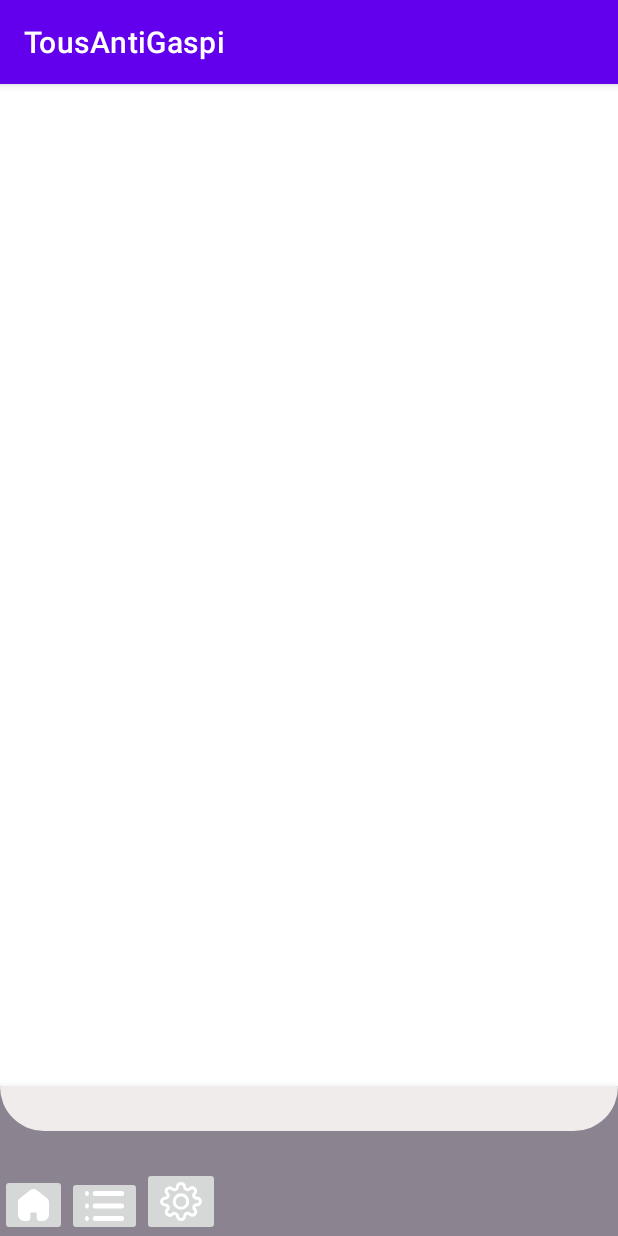
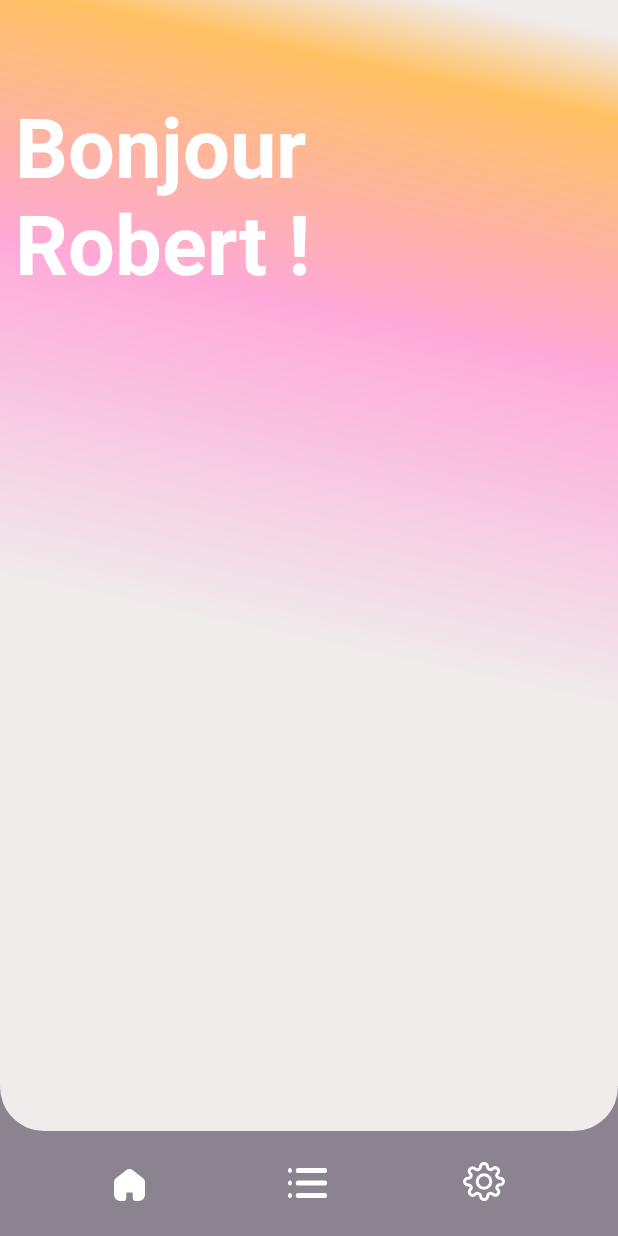
Before and after one commit to CorentinRuiz/TousAntiGaspi, an Android app: the screen it shows after launch (MainActivity), on a phone screen of 412 x 824 dp. Run offline under Robolectric (Android 15) with nearby library versions, the phone set to English and light mode, and no system bars.

Commit message:
Create the structure for the application

```diff
--- a/app/build.gradle
+++ b/app/build.gradle
@@ -32,6 +32,7 @@
     implementation 'androidx.appcompat:appcompat:1.4.1'
     implementation 'com.google.android.material:material:1.5.0'
     implementation 'androidx.constraintlayout:constraintlayout:2.1.3'
+    implementation 'androidx.legacy:legacy-support-v4:1.0.0'
     testImplementation 'junit:junit:4.+'
     androidTestImplementation 'androidx.test.ext:junit:1.1.3'
     androidTestImplementation 'androidx.test.espresso:espresso-core:3.4.0'
--- a/app/src/main/AndroidManifest.xml
+++ b/app/src/main/AndroidManifest.xml
@@ -10,7 +10,7 @@
         android:supportsRtl="true"
         android:theme="@style/Theme.TousAntiGaspi">
         <activity
-            android:name=".MainActivity"
+            android:name=".activity.MainActivity"
             android:exported="true">
             <intent-filter>
                 <action android:name="android.intent.action.MAIN" />
--- /dev/null
+++ b/app/src/main/java/edu/poly/tousantigaspi/activity/MainActivity.java
@@ -0,0 +1,72 @@
+package edu.poly.tousantigaspi.activity;
+
+import androidx.appcompat.app.AppCompatActivity;
+import androidx.fragment.app.Fragment;
+import androidx.fragment.app.FragmentManager;
+
+import android.os.Bundle;
+import android.text.SpannableString;
+import android.text.style.UnderlineSpan;
+import android.view.MenuItem;
+
+import com.google.android.material.bottomnavigation.BottomNavigationView;
+
+import edu.poly.tousantigaspi.R;
+import edu.poly.tousantigaspi.fragment.ListFragment;
+import edu.poly.tousantigaspi.fragment.MainFragment;
+import edu.poly.tousantigaspi.fragment.SettingsFragment;
+
+public class MainActivity extends AppCompatActivity {
+
+
+    Fragment fragment ;
+
+    protected void onCreate(Bundle savedInstanceState) {
+        super.onCreate(savedInstanceState);
+        setContentView(R.layout.activity_main);
+
+        FragmentManager fragmentManager = getSupportFragmentManager();
+
+       findViewById(R.id.HomeItem).setOnClickListener(click ->{
+           fragment = new MainFragment();
+
+           fragmentManager
+                   .beginTransaction()
+                   .replace(R.id.fragment_container,fragment)
+                   .commit();
+       });
+
+        findViewById(R.id.ListItem).setOnClickListener(click ->{
+            fragment = new ListFragment();
+            fragmentManager
+                    .beginTransaction()
+                    .replace(R.id.fragment_container,fragment)
+                    .commit();
+        });
+
+        findViewById(R.id.SettingsItem).setOnClickListener(click ->{
+            fragment = new SettingsFragment();
+            fragmentManager
+                    .beginTransaction()
+                    .replace(R.id.fragment_container,fragment)
+                    .commit();
+        });
+
+
+        fragment  = new MainFragment();
+
+        if (savedInstanceState == null) {
+           getSupportFragmentManager()
+                   .beginTransaction()
+                   .add(R.id.fragment_container, fragment, "fragment_name")
+                   .commit();
+        }
+
+    }
+
+    private void underlineMenuItem(MenuItem item) {
+        SpannableString content = new SpannableString(item.getTitle());
+        content.setSpan(new UnderlineSpan(), 0, content.length(), 0);
+        item.setTitle(content);
+    }
+}
--- /dev/null
+++ b/app/src/main/java/edu/poly/tousantigaspi/fragment/MainFragment.java
@@ -0,0 +1,66 @@
+package edu.poly.tousantigaspi.fragment;
+
+import android.os.Bundle;
+
+import androidx.fragment.app.Fragment;
+
+import android.view.LayoutInflater;
+import android.view.View;
+import android.view.ViewGroup;
+
+import edu.poly.tousantigaspi.R;
+
+/**
+ * A simple {@link Fragment} subclass.
+ * Use the {@link MainFragment#newInstance} factory method to
+ * create an instance of this fragment.
+ */
+public class MainFragment extends Fragment {
+
+    // TODO: Rename parameter arguments, choose names that match
+    // the fragment initialization parameters, e.g. ARG_ITEM_NUMBER
+    private static final String ARG_PARAM1 = "param1";
+    private static final String ARG_PARAM2 = "param2";
+
+    // TODO: Rename and change types of parameters
+    private String mParam1;
+    private String mParam2;
+
+    public MainFragment() {
+        // Required empty public constructor
+    }
+
+    /**
+     * Use this factory method to create a new instance of
+     * this fragment using the provided parameters.
+     *
+     * @param param1 Parameter 1.
+     * @param param2 Parameter 2.
+     * @return A new instance of fragment MainFragment.
+     */
+    // TODO: Rename and change types and number of parameters
+    public static MainFragment newInstance(String param1, String param2) {
+        MainFragment fragment = new MainFragment();
+        Bundle args = new Bundle();
+        args.putString(ARG_PARAM1, param1);
+        args.putString(ARG_PARAM2, param2);
+        fragment.setArguments(args);
+        return fragment;
+    }
+
+    @Override
+    public void onCreate(Bundle savedInstanceState) {
+        super.onCreate(savedInstanceState);
+        if (getArguments() != null) {
+            mParam1 = getArguments().getString(ARG_PARAM1);
+            mParam2 = getArguments().getString(ARG_PARAM2);
+        }
+    }
+
+    @Override
+    public View onCreateView(LayoutInflater inflater, ViewGroup container,
+                             Bundle savedInstanceState) {
+        // Inflate the layout for this fragment
+        return inflater.inflate(R.layout.fragment_main, container, false);
+    }
+}
--- /dev/null
+++ b/app/src/main/res/drawable/colored_background.xml
@@ -0,0 +1,25 @@
+<vector xmlns:android="http://schemas.android.com/apk/res/android"
+    xmlns:aapt="http://schemas.android.com/aapt"
+    android:width="1170dp"
+    android:height="2532dp"
+    android:viewportWidth="1170"
+    android:viewportHeight="2532">
+  <path
+      android:pathData="M0,2532L1170,2532L1170,0L0,0Z"
+      android:fillType="evenOdd"
+      android:strokeColor="#00000000">
+    <aapt:attr name="android:fillColor">
+      <gradient
+          android:startY="2108.103"
+          android:startX="290.64926"
+          android:endY="82.365814"
+          android:endX="1070.0662"
+          android:type="linear">
+        <item android:offset="0" android:color="#00FFA9ED"/>
+        <item android:offset="0.505172" android:color="#FFFFA9D8"/>
+        <item android:offset="0.876894" android:color="#FFFFC163"/>
+        <item android:offset="1" android:color="#00FFFFFF"/>
+      </gradient>
+    </aapt:attr>
+  </path>
+</vector>
--- a/app/src/main/res/layout/activity_main.xml
+++ b/app/src/main/res/layout/activity_main.xml
@@ -4,44 +4,76 @@
     xmlns:tools="http://schemas.android.com/tools"
     android:layout_width="match_parent"
     android:layout_height="match_parent"
-    tools:context=".MainActivity">
+    tools:context=".activity.MainActivity">
+
+    <FrameLayout
+        android:id="@+id/fragment_container"
+        android:layout_width="0dp"
+        android:layout_height="0dp"
+        app:layout_constraintBottom_toTopOf="@id/BottomNavBar"
+        app:layout_constraintEnd_toEndOf="parent"
+        app:layout_constraintStart_toStartOf="parent"
+        app:layout_constraintTop_toTopOf="parent" />
 
     <com.google.android.material.bottomnavigation.BottomNavigationView
+        android:id="@+id/BottomNavBar"
+        app:elevation="0dp"
         android:layout_width="match_parent"
         android:layout_height="100dp"
         app:labelVisibilityMode="unlabeled"
         android:background="@drawable/inverse_rounded"
-        app:layout_constraintBottom_toBottomOf="parent"
-        >
+        app:layout_constraintBottom_toBottomOf="parent">
 
-        <LinearLayout
-        android:layout_width="match_parent"
-        android:layout_height="match_parent"
-            android:layout_gravity="">
-
-        <ImageButton
-            android:id="@+id/first_menu_item"
-            android:layout_width="wrap_content"
-            android:layout_height="wrap_content"
-            android:src="@drawable/ic_homeicon"
-            android:layout_gravity="bottom|center_horizontal"/>
-
-        <ImageButton
-            android:id="@+id/second_menu_item"
-            android:layout_width="wrap_content"
-            android:layout_height="wrap_content"
-            android:src="@drawable/ic_listicon"
-            android:layout_gravity="bottom|center_horizontal"/>
+        <androidx.constraintlayout.widget.ConstraintLayout
+            android:layout_width="match_parent"
+            android:layout_height="match_parent">
 
 
-        <ImageButton
-            android:id="@+id/third_menu_item"
-            android:layout_width="wrap_content"
-            android:layout_height="wrap_content"
-            android:src="@drawable/ic_icon_feather_settings"
-            android:layout_gravity="bottom" />
+            <ImageButton
+                android:id="@+id/HomeItem"
+                android:layout_width="wrap_content"
+                android:layout_height="wrap_content"
+                android:layout_gravity="bottom|center_horizontal"
+                android:layout_marginStart="76dp"
+                android:background="@null"
+                android:src="@drawable/ic_homeicon"
+                app:layout_constraintBottom_toBottomOf="parent"
+                app:layout_constraintEnd_toStartOf="@+id/ListItem"
+                app:layout_constraintHorizontal_bias="0.0"
+                app:layout_constraintStart_toStartOf="parent"
+                app:layout_constraintTop_toTopOf="parent"
+                app:layout_constraintVertical_bias="0.705" />
 
-    </LinearLayout></com.google.android.material.bottomnavigation.BottomNavigationView>
+            <ImageButton
+                android:id="@+id/ListItem"
+                android:layout_width="wrap_content"
+                android:layout_height="wrap_content"
+                android:layout_gravity="bottom|center_horizontal"
+                android:layout_marginStart="192dp"
+                android:background="@null"
+                android:src="@drawable/ic_listicon"
+                app:layout_constraintBottom_toBottomOf="parent"
+                app:layout_constraintStart_toStartOf="parent"
+                app:layout_constraintTop_toTopOf="parent"
+                app:layout_constraintVertical_bias="0.687" />
+
+            <ImageButton
+                android:id="@+id/SettingsItem"
+                android:layout_width="wrap_content"
+                android:layout_height="wrap_content"
+                android:layout_gravity="bottom"
+                android:layout_marginEnd="68dp"
+                android:background="@null"
+                android:src="@drawable/ic_icon_feather_settings"
+                app:layout_constraintBottom_toBottomOf="parent"
+                app:layout_constraintEnd_toEndOf="parent"
+                app:layout_constraintHorizontal_bias="0.927"
+                app:layout_constraintStart_toEndOf="@+id/ListItem"
+                app:layout_constraintTop_toTopOf="parent"
+                app:layout_constraintVertical_bias="0.689" />
+
+        </androidx.constraintlayout.widget.ConstraintLayout>
+    </com.google.android.material.bottomnavigation.BottomNavigationView>
 
 
 </androidx.constraintlayout.widget.ConstraintLayout>
--- /dev/null
+++ b/app/src/main/res/layout/fragment_main.xml
@@ -0,0 +1,28 @@
+<?xml version="1.0" encoding="utf-8"?>
+<FrameLayout xmlns:android="http://schemas.android.com/apk/res/android"
+    xmlns:tools="http://schemas.android.com/tools"
+    android:layout_width="match_parent"
+    android:layout_height="match_parent"
+    android:background="@color/main_background"
+    tools:context=".fragment.MainFragment">
+
+
+    <ImageView
+        android:layout_width="wrap_content"
+        android:layout_height="491dp"
+        android:background="@drawable/colored_background" />
+
+    <TextView
+        android:layout_width="wrap_content"
+        android:layout_height="wrap_content"
+        android:text="Bonjour\nRobert !"
+        android:textColor="@color/white"
+        android:textSize="55sp"
+        android:layout_marginTop="60dp"
+        android:layout_marginStart="10dp"
+        android:textStyle="bold" />
+
+
+
+
+</FrameLayout>
--- a/app/src/main/res/values-night/themes.xml
+++ b/app/src/main/res/values-night/themes.xml
@@ -1,6 +1,6 @@
 <resources xmlns:tools="http://schemas.android.com/tools">
     <!-- Base application theme. -->
-    <style name="Theme.TousAntiGaspi" parent="Theme.MaterialComponents.DayNight.DarkActionBar">
+    <style name="Theme.TousAntiGaspi" parent="Theme.MaterialComponents.DayNight.NoActionBar">
         <!-- Primary brand color. -->
         <item name="colorPrimary">@color/purple_200</item>
         <item name="colorPrimaryVariant">@color/purple_700</item>
--- a/app/src/main/res/values/colors.xml
+++ b/app/src/main/res/values/colors.xml
@@ -2,6 +2,7 @@
 <resources>
     <color name="purple_200">#FFBB86FC</color>
     <color name="main_background">#F0ECEC</color>
+    <color name="main_grey_text_color">#707070</color>
     <color name="grey_bar_color">#8C8391</color>
     <color name="purple_500">#FF6200EE</color>
     <color name="purple_700">#FF3700B3</color>
--- a/app/src/main/res/values/strings.xml
+++ b/app/src/main/res/values/strings.xml
@@ -1,3 +1,5 @@
 <resources>
     <string name="app_name">TousAntiGaspi</string>
+    <!-- TODO: Remove or change this placeholder text -->
+    <string name="hello_blank_fragment">Hello blank fragment</string>
 </resources>
--- a/app/src/main/res/values/themes.xml
+++ b/app/src/main/res/values/themes.xml
@@ -1,6 +1,6 @@
 <resources xmlns:tools="http://schemas.android.com/tools">
     <!-- Base application theme. -->
-    <style name="Theme.TousAntiGaspi" parent="Theme.MaterialComponents.DayNight.DarkActionBar">
+    <style name="Theme.TousAntiGaspi" parent="Theme.MaterialComponents.DayNight.NoActionBar">
         <!-- Primary brand color. -->
         <item name="colorPrimary">@color/purple_500</item>
         <item name="colorPrimaryVariant">@color/purple_700</item>
```
Also changed, not shown: app/src/main/java/edu/poly/tousantigaspi/MainActivity.java (deleted, +0 -14 lines), app/src/main/java/edu/poly/tousantigaspi/fragment/ListFragment.java (added, +66 -0 lines), app/src/main/java/edu/poly/tousantigaspi/fragment/SettingsFragment.java (added, +66 -0 lines), app/src/main/res/drawable/ic_icon_feather_plus.xml (added, +20 -0 lines), app/src/main/res/layout/fragment_list.xml (added, +31 -0 lines), app/src/main/res/layout/fragment_settings.xml (added, +20 -0 lines).
